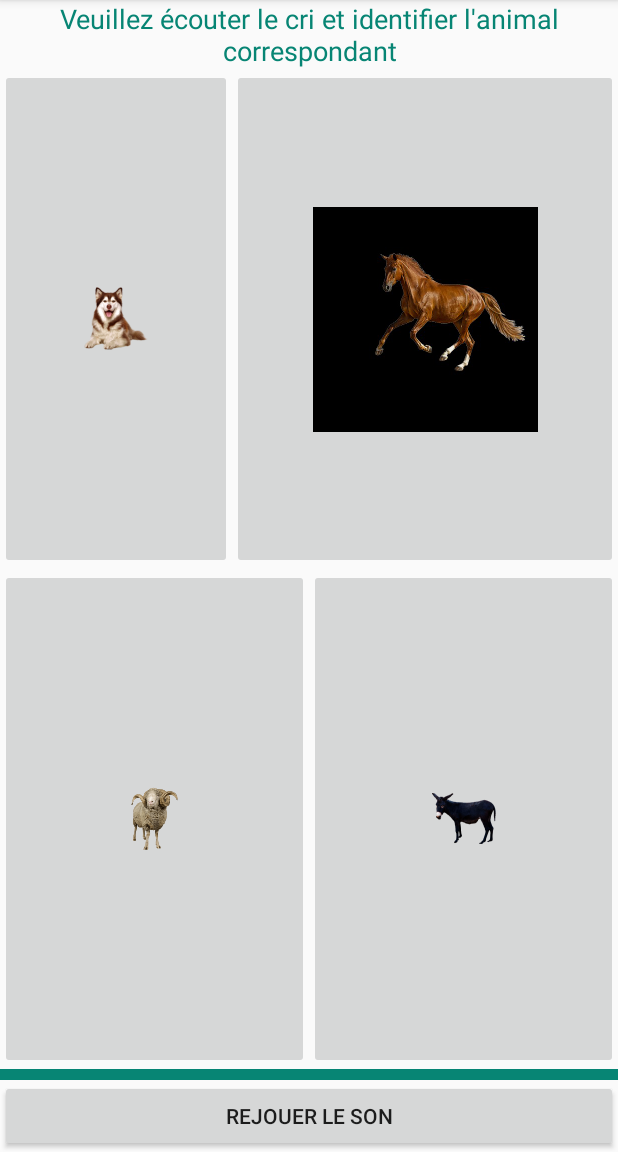
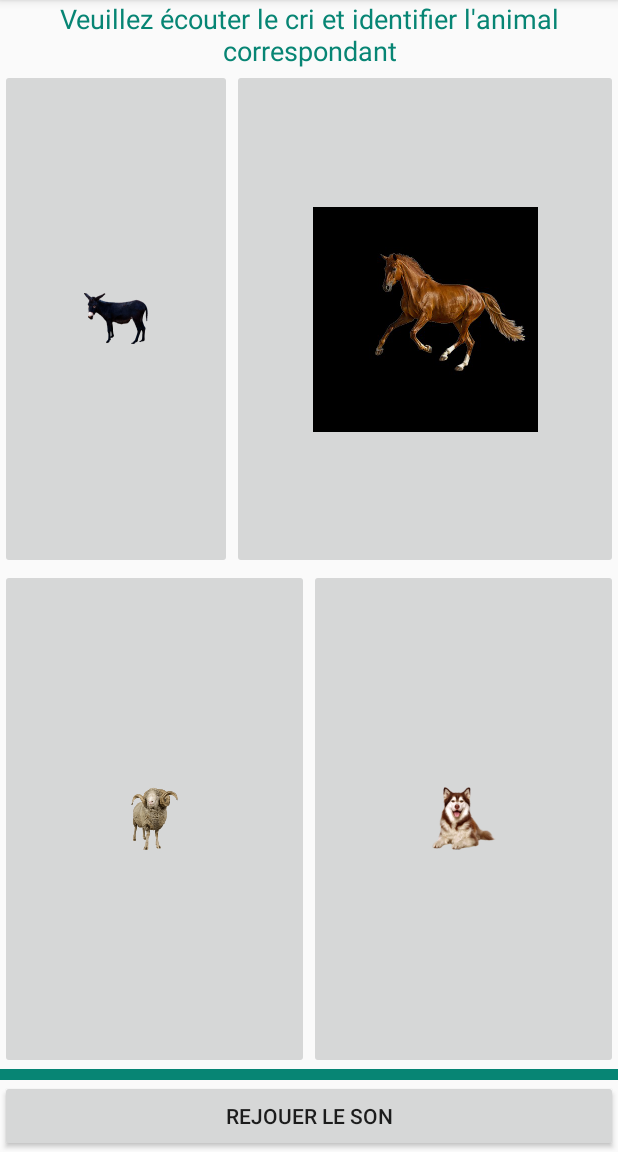
Before and after one commit to lifpro/demoihm, an Android app: the screen it shows after launch (MainActivity), after a tap on "REJOUER LE SON", on a phone screen of 412 x 824 dp, the part 84-1236 px from its top. Run offline under Robolectric (Android 15) with nearby library versions, the light colour scheme and no system bars.

Commit message:
Initial commit

```diff
--- a/app/src/main/java/com/technolab/demoihm/MainActivity.java
+++ b/app/src/main/java/com/technolab/demoihm/MainActivity.java
@@ -13,10 +13,10 @@ import android.widget.ImageButton;
 import android.widget.TextView;
 
 import java.security.SecureRandom;
-import java.util.Random;
 
 public class MainActivity extends AppCompatActivity {
-    String images;
+    String choices;
+    String response;
     private static SecureRandom random = new SecureRandom();
 
     ImageButton b1;
@@ -34,6 +34,8 @@ public class MainActivity extends AppCompatActivity {
         b3=findViewById(R.id.b3);
         b4=findViewById(R.id.b4);
         bs=findViewById(R.id.bson);
+
+        this.getNextQuestion();
 
         b1.setOnClickListener(new View.OnClickListener() {
             @Override
@@ -63,8 +65,17 @@ public class MainActivity extends AppCompatActivity {
         bs.setOnClickListener(new View.OnClickListener() {
             @Override
             public void onClick(View view) {
+                playAnimalScream(response.charAt(0));
+            }
+        });
+
+
+
+    }
+
+    private void playAnimalScream(char s){
         Uri mp3 = Uri.parse("android.resource://"
-                        + getPackageName() + "/raw/son1");
+                + getPackageName() + "/raw/son"+s);
         try {
             MediaPlayer mediaPlayer = new MediaPlayer();
             mediaPlayer.setAudioStreamType(AudioManager.STREAM_MUSIC);
@@ -74,21 +85,15 @@ public class MainActivity extends AppCompatActivity {
         }catch (Exception e){
 
         }
-
-            }
-        });
-
-        this.getNextQuestion();
-
     }
     private void checkAnwswer(){
         getNextQuestion();
     }
     private void generateImage(){
-        char im1 = images.charAt(0);
-        char im2 = images.charAt(1);
-        char im3 = images.charAt(2);
-        char im4 = images.charAt(3);
+        char im1 = choices.charAt(0);
+        char im2 = choices.charAt(1);
+        char im3 = choices.charAt(2);
+        char im4 = choices.charAt(3);
 
         b1.setImageResource(getImageRessourceById(im1));
         b2.setImageResource(getImageRessourceById(im2));
@@ -116,12 +121,16 @@ public class MainActivity extends AppCompatActivity {
         }
     }
     private void getNextQuestion(){
-        images=generateRandomString(4);
+        String numbers="1234567";
+        choices =generateRandomString(numbers,4);
+        response=generateRandomString(choices,1);
+        Log.i("MainActivity","choices="+choices+ " response="+response);
         this.generateImage();
+        this.playAnimalScream(response.charAt(0));
     }
-    public static String generateRandomString(int length) {
+    public static String generateRandomString(String _numbers,int length) {
         if (length < 1) throw new IllegalArgumentException();
-        String numbers="1234567";
+        String numbers=_numbers;
         StringBuilder sb = new StringBuilder(length);
         for (int i = 0; i < length; i++) {
 
```
Also changed, not shown: app/src/main/res/drawable-hdpi/img1.png, app/src/main/res/drawable-hdpi/img3.png, app/src/main/res/drawable-mdpi/img1.png, app/src/main/res/drawable-mdpi/img3.png, app/src/main/res/drawable-xhdpi/img1.png, app/src/main/res/drawable-xhdpi/img3.png, app/src/main/res/drawable-xxhdpi/img1.png, app/src/main/res/drawable-xxhdpi/img3.png, app/src/main/res/drawable-xxxhdpi/img1.png, app/src/main/res/drawable-xxxhdpi/img3.png, 7 other files. Lines whose indentation alone changed are shown as unchanged.
